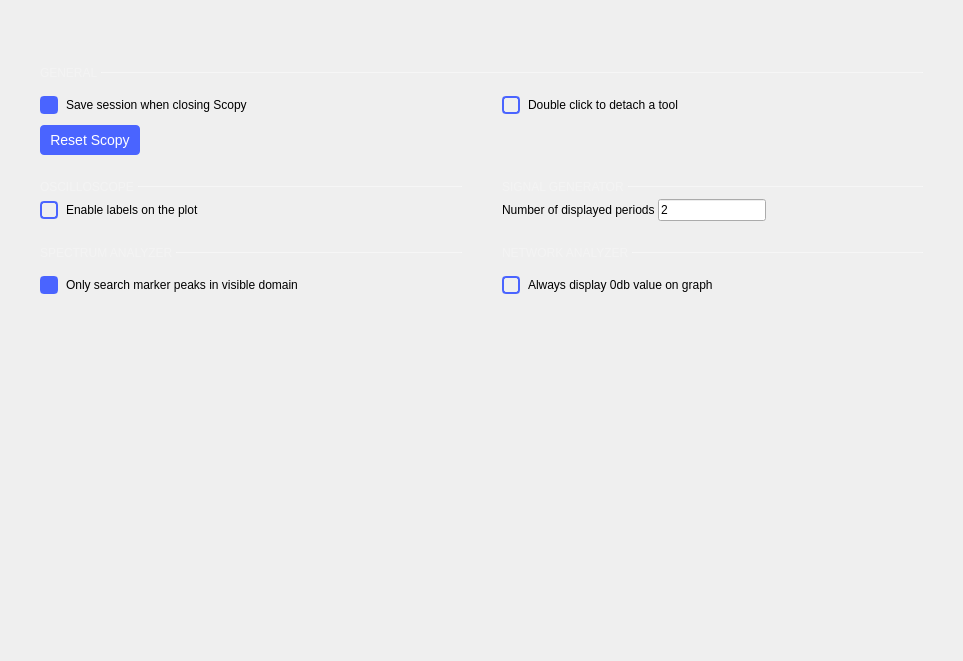
analogdevicesinc/scopy, file ui/preferences.ui: the form before one commit.
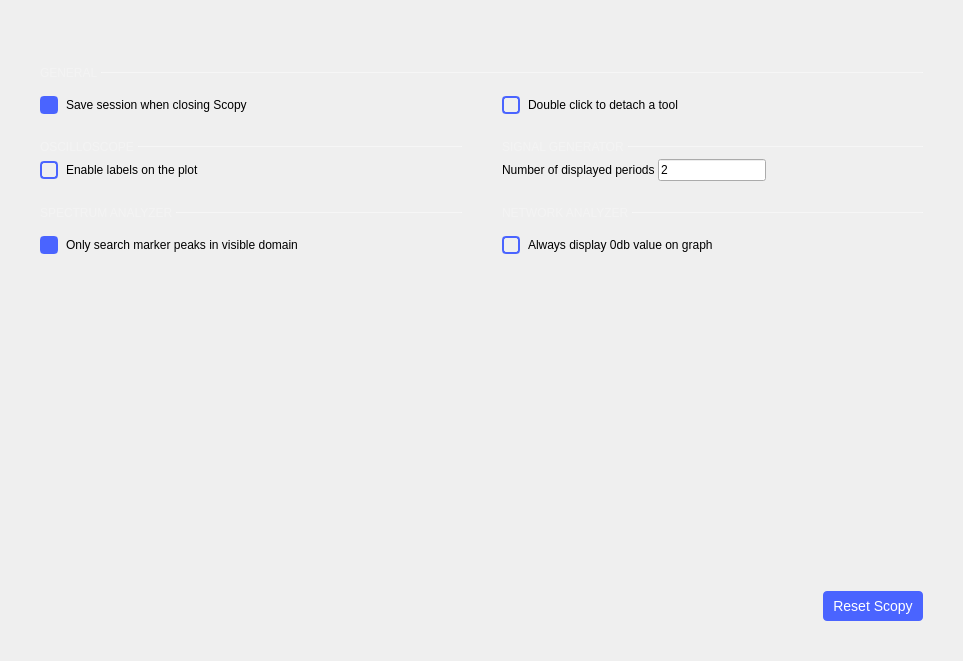
The form after the commit. Custom widgets are drawn as their Qt base class.

Commit message: ui/preferences.ui:  move the reset button in the bottom right corner

```diff
--- a/ui/preferences.ui
+++ b/ui/preferences.ui
@@ -45,7 +45,7 @@
        <number>0</number>
       </property>
       <property name="bottomMargin">
-       <number>0</number>
+       <number>40</number>
       </property>
       <item>
        <spacer name="verticalSpacer">
@@ -196,66 +196,6 @@
              </property>
             </spacer>
            </item>
-           <item row="1" column="0">
-            <layout class="QHBoxLayout" name="horizontalLayout_4">
-             <property name="topMargin">
-              <number>0</number>
-             </property>
-             <item>
-              <widget class="QPushButton" name="resetBtn">
-               <property name="minimumSize">
-                <size>
-                 <width>100</width>
-                 <height>0</height>
-                </size>
-               </property>
-               <property name="maximumSize">
-                <size>
-                 <width>100</width>
-                 <height>16777215</height>
-                </size>
-               </property>
-               <property name="styleSheet">
-                <string notr="true">QPushButton
-{
-  color:#ffffff;
-  height: 30px;
-  border-radius: 4px;
-  background-color: #4a64ff;
-  font-size: 14px;
-  font-weight: normal;
-  font-style: normal;
-  text-align: center;
-}
-
-QPushButton:hover
-{
-	 background-color: #4a34ff;
-}</string>
-               </property>
-               <property name="text">
-                <string>Reset Scopy</string>
-               </property>
-               <property name="flat">
-                <bool>true</bool>
-               </property>
-              </widget>
-             </item>
-             <item>
-              <spacer name="horizontalSpacer_4">
-               <property name="orientation">
-                <enum>Qt::Horizontal</enum>
-               </property>
-               <property name="sizeHint" stdset="0">
-                <size>
-                 <width>40</width>
-                 <height>20</height>
-                </size>
-               </property>
-              </spacer>
-             </item>
-            </layout>
-           </item>
            <item row="0" column="1">
             <layout class="QHBoxLayout" name="horizontalLayout_5">
              <property name="spacing">
@@ -1046,6 +986,75 @@
         </property>
        </spacer>
       </item>
+      <item>
+       <layout class="QHBoxLayout" name="horizontalLayout_4">
+        <property name="leftMargin">
+         <number>40</number>
+        </property>
+        <property name="topMargin">
+         <number>0</number>
+        </property>
+        <property name="rightMargin">
+         <number>40</number>
+        </property>
+        <property name="bottomMargin">
+         <number>0</number>
+        </property>
+        <item>
+         <spacer name="horizontalSpacer_4">
+          <property name="orientation">
+           <enum>Qt::Horizontal</enum>
+          </property>
+          <property name="sizeHint" stdset="0">
+           <size>
+            <width>40</width>
+            <height>20</height>
+           </size>
+          </property>
+         </spacer>
+        </item>
+        <item>
+         <widget class="QPushButton" name="resetBtn">
+          <property name="minimumSize">
+           <size>
+            <width>100</width>
+            <height>0</height>
+           </size>
+          </property>
+          <property name="maximumSize">
+           <size>
+            <width>100</width>
+            <height>16777215</height>
+           </size>
+          </property>
+          <property name="styleSheet">
+           <string notr="true">QPushButton
+{
+  color:#ffffff;
+  height: 30px;
+  border-radius: 4px;
+  background-color: #4a64ff;
+  font-size: 14px;
+  font-weight: normal;
+  font-style: normal;
+  text-align: center;
+}
+
+QPushButton:hover
+{
+	 background-color: #4a34ff;
+}</string>
+          </property>
+          <property name="text">
+           <string>Reset Scopy</string>
+          </property>
+          <property name="flat">
+           <bool>true</bool>
+          </property>
+         </widget>
+        </item>
+       </layout>
+      </item>
      </layout>
     </widget>
    </item>
```
